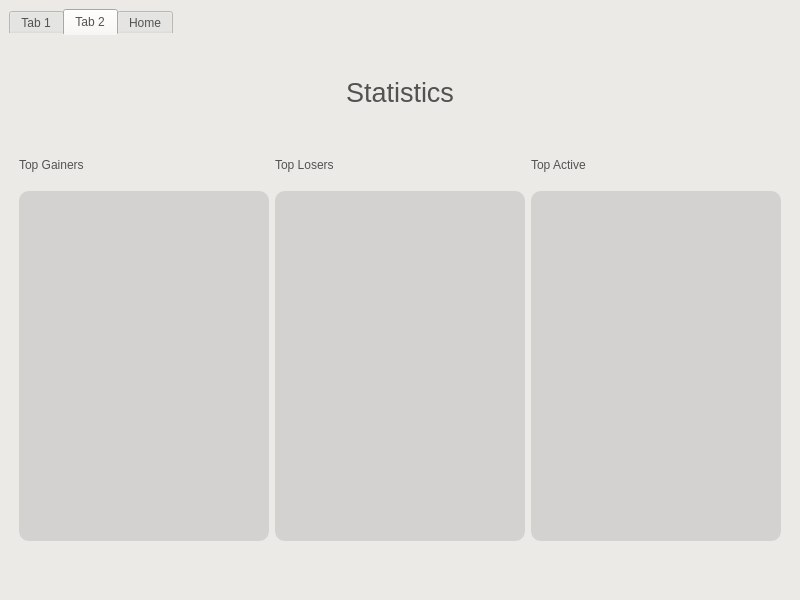
coolGroup2005/tinkoffsdk_qt_app, file apps/mainwindow.ui: the form before one commit.
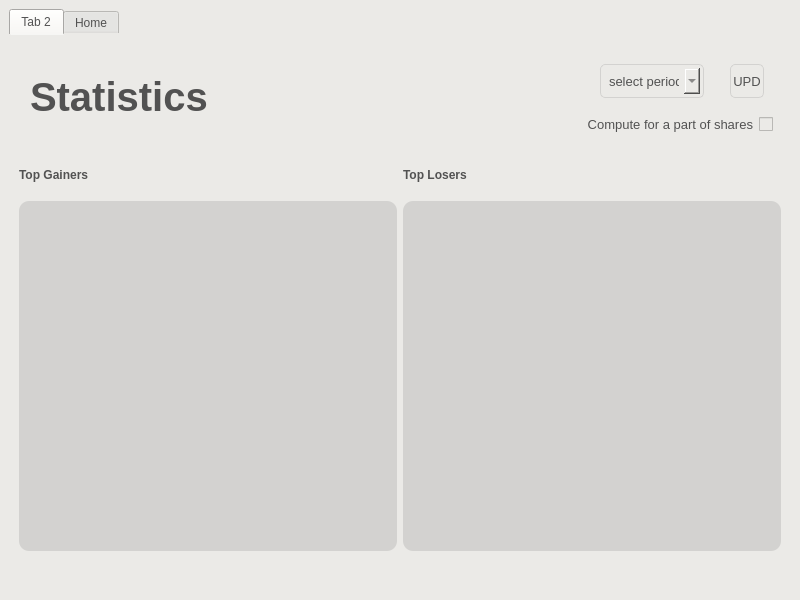
The form after the commit. The open tabs and pages were chosen to show the change.

```diff
--- a/apps/mainwindow.ui
+++ b/apps/mainwindow.ui
@@ -13,6 +13,9 @@
   <property name="windowTitle">
    <string>MainWindow</string>
   </property>
+  <property name="layoutDirection">
+   <enum>Qt::LeftToRight</enum>
+  </property>
   <property name="styleSheet">
    <string notr="true">
             QWidget {
@@ -58,121 +61,158 @@
       <property name="currentIndex">
        <number>0</number>
       </property>
-      <widget class="QWidget" name="figi">
-       <attribute name="title">
-        <string>Tab 1</string>
-       </attribute>
-       <layout class="QVBoxLayout" name="verticalLayout_3">
-        <item>
-         <widget class="QLabel" name="label_2">
-          <property name="text">
-           <string>Enter company name</string>
-          </property>
-         </widget>
-        </item>
-        <item>
-         <layout class="QHBoxLayout" name="horizontalLayout_3">
-          <property name="bottomMargin">
-           <number>100</number>
-          </property>
-          <item>
-           <widget class="QTextEdit" name="textEdit">
-            <property name="maximumSize">
-             <size>
-              <width>16777215</width>
-              <height>40</height>
-             </size>
-            </property>
-            <property name="styleSheet">
-             <string notr="true">QTextEdit#textEdit {
-	border-radius: 10px;
-	background-color: rgb(222, 222,  222);
-}</string>
-            </property>
-           </widget>
-          </item>
-          <item>
-           <widget class="QPushButton" name="pushButton">
-            <property name="minimumSize">
-             <size>
-              <width>0</width>
-              <height>40</height>
-             </size>
-            </property>
-            <property name="maximumSize">
-             <size>
-              <width>16777215</width>
-              <height>40</height>
-             </size>
-            </property>
-            <property name="styleSheet">
-             <string notr="true">QPushButton#pushButton {
-	margin: 0;
-	background-color: rgb(193, 193, 193);
-	padding: 5px;
-	border-radius: 8px;
-}</string>
-            </property>
-            <property name="text">
-             <string>PushButton</string>
-            </property>
-           </widget>
-          </item>
-         </layout>
-        </item>
-        <item>
-         <widget class="QLabel" name="label_6">
-          <property name="text">
-           <string>Suggestions:</string>
-          </property>
-         </widget>
-        </item>
-        <item>
-         <widget class="QTableView" name="tableView">
-          <property name="styleSheet">
-           <string notr="true">QTableView#tableView {
-	border-radius: 10px;
-	background-color: rgb(222, 222, 222);
-}</string>
-          </property>
-         </widget>
-        </item>
-       </layout>
-      </widget>
       <widget class="QWidget" name="statistics">
        <property name="layoutDirection">
         <enum>Qt::LeftToRight</enum>
        </property>
+       <property name="styleSheet">
+        <string notr="true"/>
+       </property>
        <attribute name="title">
         <string>Tab 2</string>
        </attribute>
        <layout class="QVBoxLayout" name="verticalLayout_2">
         <item>
-         <widget class="QLabel" name="statistics_header">
-          <property name="maximumSize">
-           <size>
-            <width>16777214</width>
-            <height>60</height>
-           </size>
-          </property>
-          <property name="font">
-           <font>
-            <pointsize>20</pointsize>
-           </font>
-          </property>
-          <property name="lineWidth">
-           <number>5</number>
-          </property>
-          <property name="text">
-           <string>Statistics</string>
-          </property>
-          <property name="alignment">
-           <set>Qt::AlignCenter</set>
-          </property>
-          <property name="margin">
-           <number>22</number>
-          </property>
-         </widget>
+         <layout class="QHBoxLayout" name="statistics_header_container">
+          <item>
+           <widget class="QLabel" name="statistics_header">
+            <property name="maximumSize">
+             <size>
+              <width>16777214</width>
+              <height>90</height>
+             </size>
+            </property>
+            <property name="font">
+             <font>
+              <pointsize>30</pointsize>
+              <bold>true</bold>
+             </font>
+            </property>
+            <property name="styleSheet">
+             <string notr="true">QLabel#statistics_header {
+	margin-top: 22px;
+	margin-bottom: 22px;
+}</string>
+            </property>
+            <property name="lineWidth">
+             <number>5</number>
+            </property>
+            <property name="text">
+             <string>Statistics</string>
+            </property>
+            <property name="alignment">
+             <set>Qt::AlignLeading|Qt::AlignLeft|Qt::AlignVCenter</set>
+            </property>
+            <property name="margin">
+             <number>0</number>
+            </property>
+           </widget>
+          </item>
+          <item>
+           <layout class="QVBoxLayout" name="statistics_settings_container">
+            <property name="leftMargin">
+             <number>180</number>
+            </property>
+            <item>
+             <layout class="QHBoxLayout" name="statistics_buttons_container">
+              <item>
+               <widget class="QComboBox" name="intervalStatisticsCombobox">
+                <property name="sizePolicy">
+                 <sizepolicy hsizetype="Preferred" vsizetype="Ignored">
+                  <horstretch>0</horstretch>
+                  <verstretch>0</verstretch>
+                 </sizepolicy>
+                </property>
+                <property name="maximumSize">
+                 <size>
+                  <width>110</width>
+                  <height>40</height>
+                 </size>
+                </property>
+                <property name="font">
+                 <font>
+                  <pointsize>10</pointsize>
+                 </font>
+                </property>
+                <property name="layoutDirection">
+                 <enum>Qt::LeftToRight</enum>
+                </property>
+                <property name="autoFillBackground">
+                 <bool>false</bool>
+                </property>
+                <property name="styleSheet">
+                 <string notr="true">QComboBox#intervalStatisticsCombobox {
+	border: 1px solid rgb(211, 210, 208);
+	border-radius: 5px;
+	padding: 8px;
+	margin: 3px;
+}</string>
+                </property>
+                <property name="placeholderText">
+                 <string>select period</string>
+                </property>
+               </widget>
+              </item>
+              <item>
+               <widget class="QPushButton" name="updateStatisticsButton">
+                <property name="maximumSize">
+                 <size>
+                  <width>40</width>
+                  <height>40</height>
+                 </size>
+                </property>
+                <property name="font">
+                 <font>
+                  <pointsize>10</pointsize>
+                 </font>
+                </property>
+                <property name="cursor">
+                 <cursorShape>OpenHandCursor</cursorShape>
+                </property>
+                <property name="styleSheet">
+                 <string notr="true">QPushButton#updateStatisticsButton {
+	border: 1px solid rgb(211, 210, 208);
+	border-radius: 5px;
+	padding: 3px;
+	margin: 3px;
+}</string>
+                </property>
+                <property name="text">
+                 <string>UPD</string>
+                </property>
+               </widget>
+              </item>
+             </layout>
+            </item>
+            <item>
+             <widget class="QCheckBox" name="checkBoxStatistics">
+              <property name="maximumSize">
+               <size>
+                <width>200</width>
+                <height>16777215</height>
+               </size>
+              </property>
+              <property name="font">
+               <font>
+                <pointsize>10</pointsize>
+               </font>
+              </property>
+              <property name="layoutDirection">
+               <enum>Qt::RightToLeft</enum>
+              </property>
+              <property name="styleSheet">
+               <string notr="true">QCheckBox#checkBoxStatistics {
+	margin-right: 8px;
+}</string>
+              </property>
+              <property name="text">
+               <string>Compute for a part of shares</string>
+              </property>
+             </widget>
+            </item>
+           </layout>
+          </item>
+         </layout>
         </item>
         <item>
          <layout class="QHBoxLayout" name="statistics_content">
@@ -186,6 +226,11 @@
                 <height>40</height>
                </size>
               </property>
+              <property name="font">
+               <font>
+                <bold>true</bold>
+               </font>
+              </property>
               <property name="text">
                <string>Top Gainers</string>
               </property>
@@ -213,6 +258,11 @@
                 <height>40</height>
                </size>
               </property>
+              <property name="font">
+               <font>
+                <bold>true</bold>
+               </font>
+              </property>
               <property name="text">
                <string>Top Losers</string>
               </property>
@@ -231,31 +281,7 @@
            </layout>
           </item>
           <item>
-           <layout class="QVBoxLayout" name="top_active_layout">
-            <item>
-             <widget class="QLabel" name="top_active_h">
-              <property name="maximumSize">
-               <size>
-                <width>16777215</width>
-                <height>40</height>
-               </size>
-              </property>
-              <property name="text">
-               <string>Top Active</string>
-              </property>
-             </widget>
-            </item>
-            <item>
-             <widget class="QListView" name="top_active_list">
-              <property name="maximumSize">
-               <size>
-                <width>16777215</width>
-                <height>350</height>
-               </size>
-              </property>
-             </widget>
-            </item>
-           </layout>
+           <layout class="QVBoxLayout" name="top_active_layout"/>
           </item>
          </layout>
         </item>
```
Left out of the diff: 2 changed lines with no effect on the pictures.
